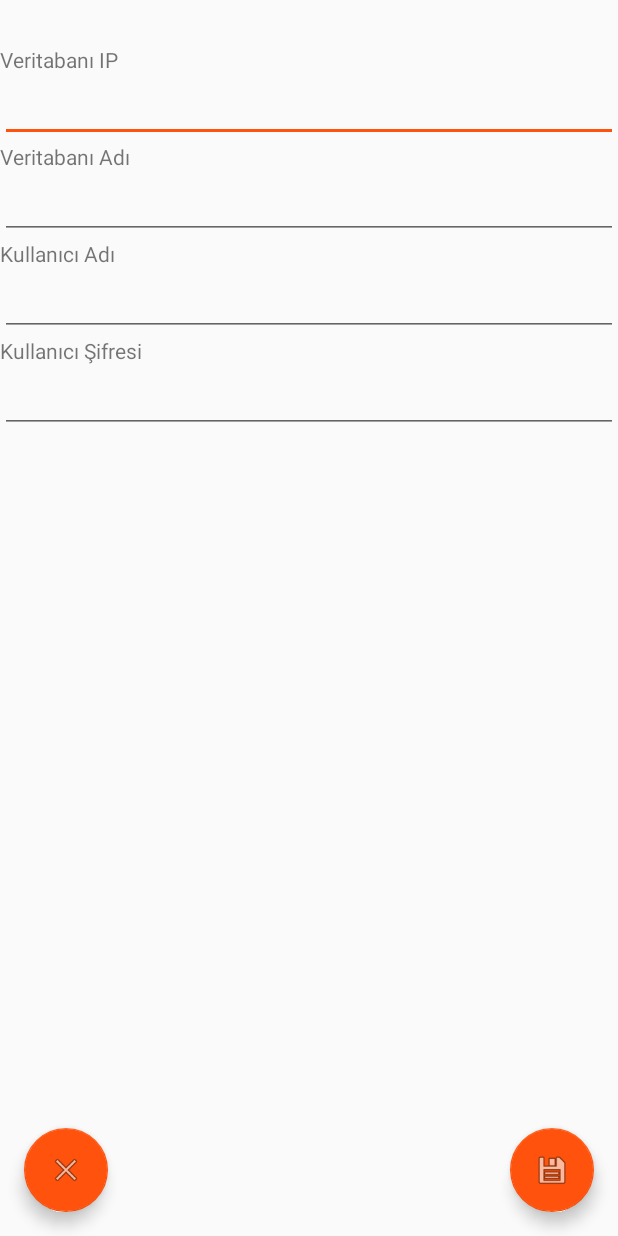
After one commit to Simulakra/Pemic, an Android app: the ofisEdit screen opened directly, with no data from a screen before it, on a phone screen of 412 x 824 dp. The commit adds this screen. Run offline under Robolectric (Android 15) with nearby library versions, the phone set to English and light mode, and no system bars.

Commit message:
ofisEdit.java gün sonu

```diff
--- a/app/src/main/AndroidManifest.xml
+++ b/app/src/main/AndroidManifest.xml
@@ -1,7 +1,9 @@
 <?xml version="1.0" encoding="utf-8"?>
 <manifest xmlns:android="http://schemas.android.com/apk/res/android"
     package="com.berkedundar.pemic">
+
     <uses-permission android:name="android.permission.INTERNET" />
+
     <application
         android:allowBackup="true"
         android:icon="@mipmap/ic_launcher"
@@ -19,6 +21,10 @@
                 <category android:name="android.intent.category.LAUNCHER" />
             </intent-filter>
         </activity>
+        <activity
+            android:name=".ofisEdit"
+            android:label="@string/title_activity_ofis_edit"
+            android:theme="@style/AppTheme.NoActionBar"></activity>
     </application>
 
 </manifest>
--- /dev/null
+++ b/app/src/main/java/com/berkedundar/pemic/ofisEdit.java
@@ -0,0 +1,100 @@
+package com.berkedundar.pemic;
+
+import android.app.AlertDialog;
+import android.content.DialogInterface;
+import android.content.SharedPreferences;
+import android.database.Cursor;
+import android.database.sqlite.SQLiteDatabase;
+import android.os.Bundle;
+import android.preference.PreferenceManager;
+import android.support.design.widget.FloatingActionButton;
+import android.support.design.widget.Snackbar;
+import android.support.v7.app.AppCompatActivity;
+import android.support.v7.widget.Toolbar;
+import android.util.ArraySet;
+import android.view.View;
+import android.widget.EditText;
+import android.widget.TextView;
+
+import java.util.HashSet;
+import java.util.Set;
+
+public class ofisEdit extends AppCompatActivity {
+
+    @Override
+    protected void onCreate(Bundle savedInstanceState) {
+        super.onCreate(savedInstanceState);
+        setContentView(R.layout.activity_ofis_edit);
+        Toolbar toolbar = (Toolbar) findViewById(R.id.toolbar);
+        setSupportActionBar(toolbar);
+
+
+        FloatingListeners();
+
+    }
+
+    private void FloatingListeners() {
+        FloatingActionButton fab = (FloatingActionButton) findViewById(R.id.fab);
+        fab.setOnClickListener(new View.OnClickListener() {
+            @Override
+            public void onClick(View view) {
+                SharedPreferences preferences = PreferenceManager.getDefaultSharedPreferences(getApplicationContext());
+                Set<String> offices = preferences.getStringSet("offices",null);
+                if(offices==null){ offices=new HashSet<String>(); }
+
+                String officeData="", temp;
+
+                temp = ((EditText)findViewById(R.id.et_db_ip)).getText().toString()+"~";
+                if(temp.equals("~")){
+                    Snackbar.make(view, "Giriş IP bilgisi boş girilemez", Snackbar.LENGTH_LONG)
+                        .setAction("Action", null).show();
+                    return;
+                }
+                else officeData+=temp;
+
+                temp = ((EditText)findViewById(R.id.et_db_name)).getText().toString()+"~";
+                if(temp.equals("~")){
+                    Snackbar.make(view, "Ofis Adı bilgisi boş girilemez", Snackbar.LENGTH_LONG)
+                            .setAction("Action", null).show();
+                    return;
+                }
+                else officeData+=temp;
+
+                temp = ((EditText)findViewById(R.id.et_db_user)).getText().toString()+"~";
+                if(temp.equals("~")){
+                    Snackbar.make(view, "Veritabanı Kullanıcı Adı bilgisi boş girilemez", Snackbar.LENGTH_LONG)
+                            .setAction("Action", null).show();
+                    return;
+                }
+                else officeData+=temp;
+
+                temp = ((EditText)findViewById(R.id.et_db_pass)).getText().toString();
+                if(temp.isEmpty()){
+
+                }
+                else officeData+=temp;
+
+                offices.add(officeData);
+
+
+                preferences.edit().putStringSet("offices", offices);
+                new AlertDialog.Builder(ofisEdit.this).setMessage("Ofis kaydınız oluşturuldu")
+                        .setPositiveButton("Tamam", new DialogInterface.OnClickListener() {
+                            @Override
+                            public void onClick(DialogInterface dialog, int which) {
+                                finish();
+                            }
+                        }).create().show();
+            }
+        });
+
+        FloatingActionButton fab2 = (FloatingActionButton) findViewById(R.id.fab2);
+        fab2.setOnClickListener(new View.OnClickListener() {
+            @Override
+            public void onClick(View view) {
+               finish();
+            }
+        });
+    }
+
+}
--- /dev/null
+++ b/app/src/main/res/layout/activity_ofis_edit.xml
@@ -0,0 +1,27 @@
+<?xml version="1.0" encoding="utf-8"?>
+<android.support.design.widget.CoordinatorLayout xmlns:android="http://schemas.android.com/apk/res/android"
+    xmlns:app="http://schemas.android.com/apk/res-auto"
+    xmlns:tools="http://schemas.android.com/tools"
+    android:layout_width="match_parent"
+    android:layout_height="match_parent"
+    tools:context=".ofisEdit">
+
+    <include layout="@layout/content_ofis_edit" />
+
+    <android.support.design.widget.FloatingActionButton
+        android:id="@+id/fab"
+        android:layout_width="wrap_content"
+        android:layout_height="wrap_content"
+        android:layout_gravity="bottom|end"
+        android:layout_margin="@dimen/fab_margin"
+        app:srcCompat="@android:drawable/ic_menu_save" />
+
+    <android.support.design.widget.FloatingActionButton
+        android:id="@+id/fab2"
+        android:layout_width="match_parent"
+        android:layout_height="wrap_content"
+        android:layout_gravity="bottom|start"
+        android:layout_margin="@dimen/fab_margin"
+        app:srcCompat="@android:drawable/ic_menu_close_clear_cancel" />
+
+</android.support.design.widget.CoordinatorLayout>
--- /dev/null
+++ b/app/src/main/res/layout/content_ofis_edit.xml
@@ -0,0 +1,71 @@
+<?xml version="1.0" encoding="utf-8"?>
+<android.support.constraint.ConstraintLayout xmlns:android="http://schemas.android.com/apk/res/android"
+    xmlns:app="http://schemas.android.com/apk/res-auto"
+    xmlns:tools="http://schemas.android.com/tools"
+    android:layout_width="match_parent"
+    android:layout_height="match_parent"
+    app:layout_behavior="@string/appbar_scrolling_view_behavior"
+    tools:context=".ofisEdit"
+    tools:showIn="@layout/activity_ofis_edit">
+
+    <LinearLayout
+        android:layout_width="match_parent"
+        android:layout_height="match_parent"
+        android:gravity="top|center"
+        android:orientation="vertical"
+        android:paddingTop="30dp">
+
+        <TextView
+            android:id="@+id/textView3"
+            android:layout_width="match_parent"
+            android:layout_height="wrap_content"
+            android:text="Veritabanı IP" />
+
+        <EditText
+            android:id="@+id/et_db_ip"
+            android:layout_width="match_parent"
+            android:layout_height="wrap_content"
+            android:ems="10"
+            android:inputType="textPersonName" />
+
+        <TextView
+            android:id="@+id/textView4"
+            android:layout_width="match_parent"
+            android:layout_height="wrap_content"
+            android:text="Veritabanı Adı" />
+
+        <EditText
+            android:id="@+id/et_db_name"
+            android:layout_width="match_parent"
+            android:layout_height="wrap_content"
+            android:ems="10"
+            android:inputType="textPersonName" />
+
+        <TextView
+            android:id="@+id/textView5"
+            android:layout_width="match_parent"
+            android:layout_height="wrap_content"
+            android:text="Kullanıcı Adı" />
+
+        <EditText
+            android:id="@+id/et_db_user"
+            android:layout_width="match_parent"
+            android:layout_height="wrap_content"
+            android:ems="10"
+            android:inputType="textPersonName" />
+
+        <TextView
+            android:id="@+id/textView6"
+            android:layout_width="match_parent"
+            android:layout_height="wrap_content"
+            android:text="Kullanıcı Şifresi" />
+
+        <EditText
+            android:id="@+id/et_db_pass"
+            android:layout_width="match_parent"
+            android:layout_height="wrap_content"
+            android:ems="10"
+            android:inputType="textPersonName" />
+
+    </LinearLayout>
+</android.support.constraint.ConstraintLayout>
--- a/app/src/main/res/values/strings.xml
+++ b/app/src/main/res/values/strings.xml
@@ -9,4 +9,5 @@
     <string name="main_define_person">Kişi Tanımlama</string>
     <string name="kt_persons">Kişilerim</string>
     <string name="kt_new_person">Kişi Ekle</string>
+    <string name="title_activity_ofis_edit">ofisEdit</string>
 </resources>
```
Also changed, not shown: app/src/main/java/com/berkedundar/pemic/MainActivity.java (+54 -6 lines), app/src/main/res/layout/content_main.xml (+0 -8 lines).
